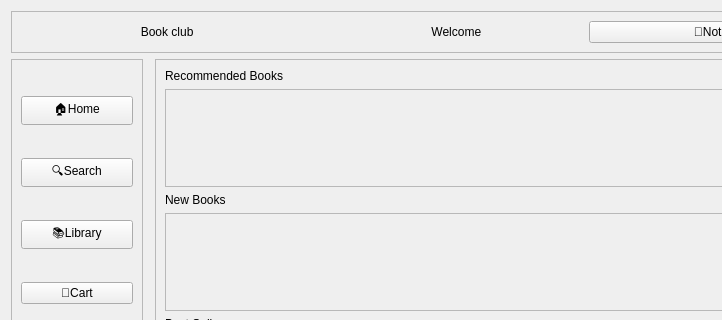
This is bookClub/src/ui/customerpage.ui in sarinab-eng/bookCLUB as Qt 5 draws it before an edit; both pictures show x 0 to 722 and y 0 to 320 of the 1172 by 580 pixel window. The edited form follows.
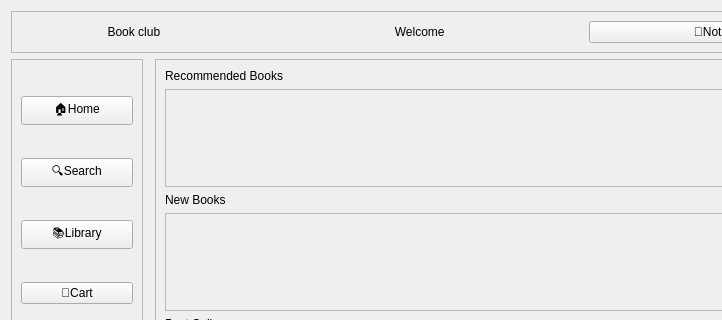
This is the edited form.

Commit message: add cart, library, genre selection and book listing to customer panel

Diff of the .ui file:
```diff
--- a/bookClub/src/ui/customerpage.ui
+++ b/bookClub/src/ui/customerpage.ui
@@ -256,14 +256,14 @@
       <item>
        <widget class="QLabel" name="titleLabel">
         <property name="text">
-         <string>                                    Book club</string>
+         <string>                          Book club</string>
         </property>
        </widget>
       </item>
       <item>
        <widget class="QLabel" name="welcomeLabel">
         <property name="text">
-         <string>                                      Welcome</string>
+         <string>                           Welcome</string>
         </property>
        </widget>
       </item>
```
Left out of the diff: 16 changed lines with no effect on the pictures. The commit also changes 38 other files.
